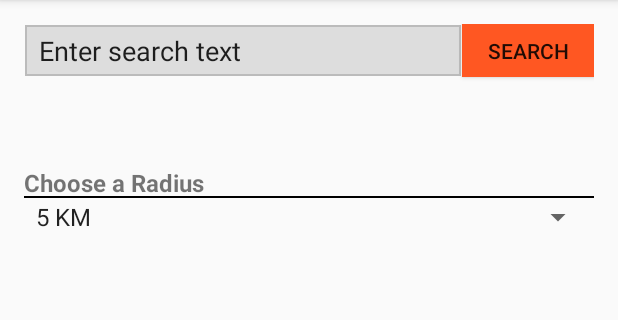
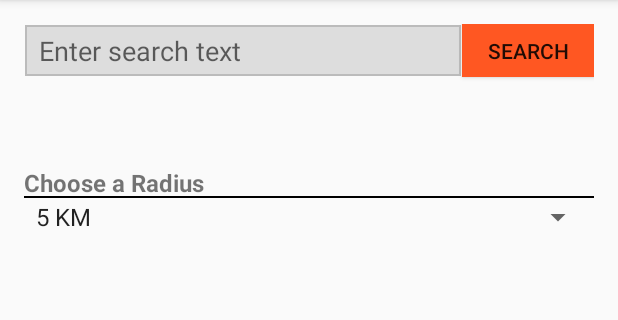
Before and after one commit to Favna/KB-50.10-Repo, an Android app: the screen it shows after launch (SearchActivity), after a tap on "SEARCH", on a phone screen of 412 x 824 dp, the part 84-404 px from its top. Run offline under Robolectric (Android 15) with nearby library versions, the phone set to English and light mode, and no system bars; 3 statements that could not run were skipped.

Commit message:
Core/Connector: User input for Radius and Search Criteria now searches correctly

```diff
--- a/WorkSurge/app/src/main/java/com/example/method/worksurge/DetailActivity.java
+++ b/WorkSurge/app/src/main/java/com/example/method/worksurge/DetailActivity.java
@@ -44,6 +44,6 @@ public class DetailActivity extends AppCompatActivity {
 
     public void email(View v) {
         String temp_email = "test@test.nl";
-        Toast.makeText(getApplicationContext(), "Uw Email is verzonden naar: " + temp_email, Toast.LENGTH_LONG).show();
+        Toast.makeText(getApplicationContext(), "Your email has been sent to: " + temp_email, Toast.LENGTH_LONG).show();
     }
 }
--- a/WorkSurge/app/src/main/java/com/example/method/worksurge/WebsiteConnector/WebsiteConnector.java
+++ b/WorkSurge/app/src/main/java/com/example/method/worksurge/WebsiteConnector/WebsiteConnector.java
@@ -23,8 +23,8 @@ public class WebsiteConnector {
      * and will send retrieved data to the parser.
      *
      */
-    private String url = "http://www.nationalevacaturebank.nl/vacature/zoeken/overzicht/afstand/query//location/3066ga/output/html/items_per_page/50/page/1/ignore_ids";
-    private String url_backup = "https://www.randstad.nl/vacatures/?zoekterm=&locatie=Rotterdam&afstand=10"; // TODO: criteria
+    private String url = "https://www.randstad.nl/vacatures/?zoekterm=@search&locatie=@location&afstand=@distance";
+    private String url_backup = "https://www.randstad.nl/vacatures/?zoekterm=@search&locatie=@location&afstand=@distance"; // TODO: criteria
     private WebsiteDataParser dataParser;
 
     public WebsiteConnector() {
@@ -39,9 +39,17 @@ public class WebsiteConnector {
 
         try {
             // Change url connection details
+            url = url.replace("@search", searchCrit);
+            url = url.replace("@distance", Integer.toString(radius));
+            url = url.replace("@location", "Den+Haag");
+            System.out.println("S: " + searchCrit + " R: " + radius + "\n" + url);
 
             // Establish Connection
-            return Jsoup.connect(url_backup).get();
+            Document doc = Jsoup.connect(url).get();
+
+            url = url_backup;
+            // Return document
+            return doc;
         }
         catch (IOException e) {
             return null;
--- a/WorkSurge/app/src/main/res/layout/content_search.xml
+++ b/WorkSurge/app/src/main/res/layout/content_search.xml
@@ -39,7 +39,7 @@
         android:layout_alignParentLeft="true"
         android:layout_alignParentStart="true"
         android:background="@drawable/text_box"
-        android:text="@string/txtSearchBox"
+        android:hint="@string/txtSearchText"
         android:inputType="text"
         android:layout_toLeftOf="@+id/btnSearch"
         android:layout_toStartOf="@+id/btnSearch" />
```
